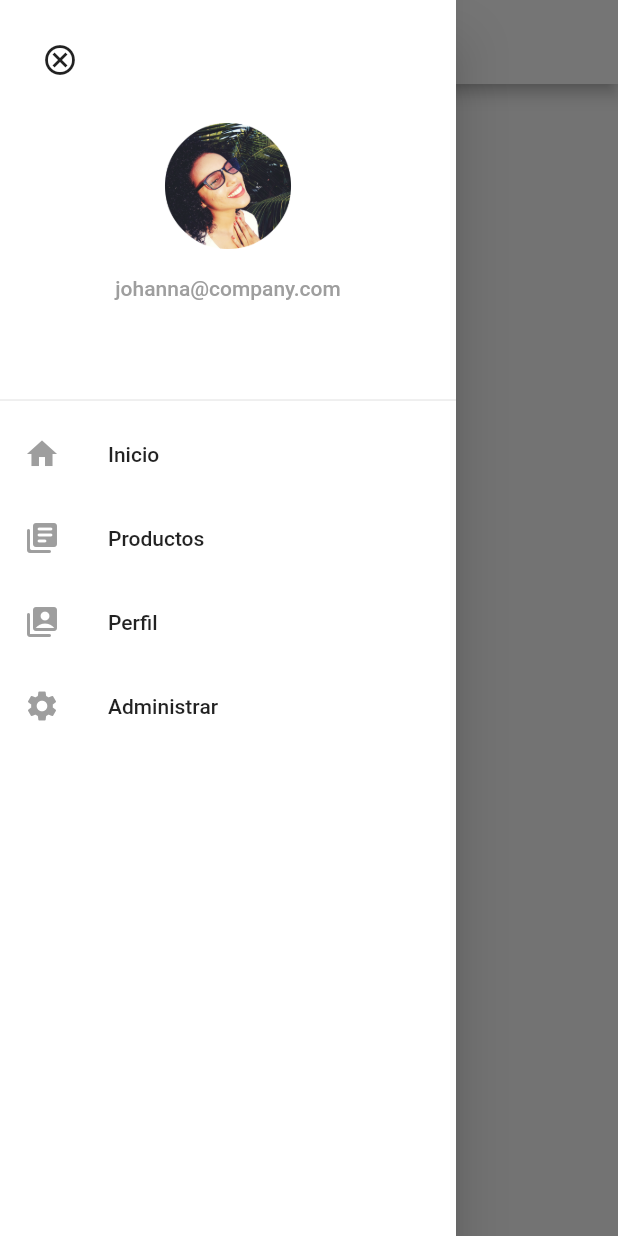
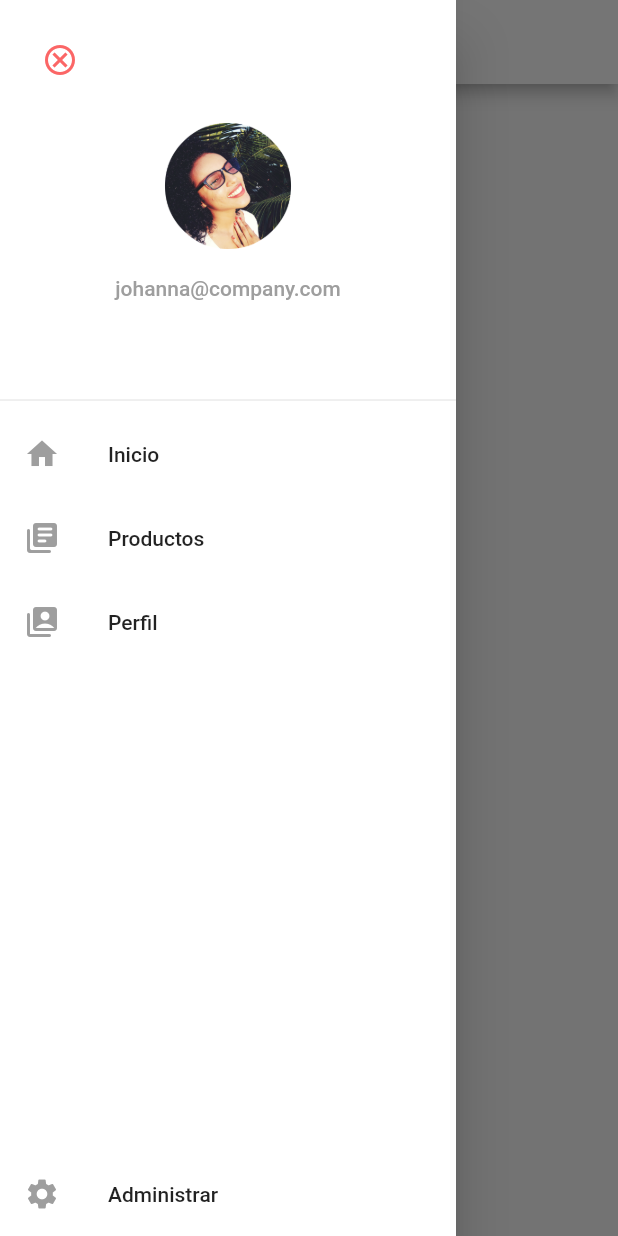
Before and after one commit to gisella0907/Tienda_Ropa, a Flutter app: the screen it shows after launch, with the side drawer open, on a phone screen of 412 x 824 dp. Run offline on Flutter 3.47's test engine with Material 2 defaults, Android fonts, the phone set to English and light mode, and no system bars.

Commit message:
ultimos cambios del drawer

```diff
--- a/lib/Screen_3.dart
+++ b/lib/Screen_3.dart
@@ -9,6 +9,8 @@ class DraweApp extends StatefulWidget {
 }
 
 class _DraweAppState extends State<DraweApp> {
+  var _isSelected = [false, false, false, false];
+
   @override
   Widget build(BuildContext context) {
     final Size screenSize = MediaQuery.of(context).size;
@@ -30,8 +32,11 @@ class _DraweAppState extends State<DraweApp> {
                       children: [
                         Container(
                           child: IconButton(
-                            onPressed: () => {},
-                            icon: const Icon(Icons.cancel_outlined),
+                            onPressed: () => {Navigator.of(context).pop()},
+                            icon: const Icon(
+                              Icons.cancel_outlined,
+                              color: Color.fromRGBO(251, 102, 102, 1),
+                            ),
                           ),
                         ),
                         Container(
@@ -53,43 +58,68 @@ class _DraweAppState extends State<DraweApp> {
                 ),
               ),
               Expanded(
-                child: ListView(
+                  child: Column(
                 children: [
                   ListTile(
-                      leading: const Icon(
+                    leading: Icon(
                       Icons.home,
-                        color: Colors.grey,
+                      color: _isSelected[0]
+                          ? Color.fromRGBO(251, 102, 102, 1)
+                          : Colors.grey,
                     ),
                     title: const Text('Inicio'),
-                      onTap: () {},
+                    // tileColor: Colors.amber,
+                    tileColor:
+                        _isSelected[0] ? Color.fromARGB(26, 244, 4, 4) : null,
+                    onTap: () {
+                      setState(() => _isSelected[0] = !_isSelected[0]);
+                    },
                   ),
                   ListTile(
-                      leading: const Icon(
+                    leading: Icon(
                       Icons.library_books_rounded,
-                        color: Colors.grey,
+                      color: _isSelected[1]
+                          ? Color.fromRGBO(251, 102, 102, 1)
+                          : Colors.grey,
                     ),
                     title: const Text('Productos'),
-                      onTap: () {},
+                    tileColor:
+                        _isSelected[1] ? Color.fromARGB(26, 244, 4, 4) : null,
+                    onTap: () {
+                      setState(() => _isSelected[1] = !_isSelected[1]);
+                    },
                   ),
                   ListTile(
                     title: const Text('Perfil'),
-                      leading: const Icon(
+                    leading: Icon(
                       Icons.switch_account_rounded,
-                        color: Colors.grey,
+                      color: _isSelected[2]
+                          ? Color.fromRGBO(251, 102, 102, 1)
+                          : Colors.grey,
                     ),
-                      onTap: () {},
+                    onTap: () {
+                      setState(() => _isSelected[2] = !_isSelected[2]);
+                    },
+                    tileColor:
+                        _isSelected[2] ? Color.fromARGB(26, 244, 4, 4) : null,
                   ),
+                  Spacer(),
                   ListTile(
-                      leading: const Icon(
+                    leading: Icon(
                       Icons.settings,
-                        color: Colors.grey,
+                      color: _isSelected[3]
+                          ? Color.fromRGBO(251, 102, 102, 1)
+                          : Colors.grey,
                     ),
                     title: const Text('Administrar'),
-                      onTap: () {},
+                    onTap: () {
+                      setState(() => _isSelected[3] = !_isSelected[3]);
+                    },
+                    tileColor:
+                        _isSelected[3] ? Color.fromARGB(26, 244, 4, 4) : null,
                   ),
                 ],
-                ),
-              ),
+              )),
             ],
           ),
         ));
```
Lines whose indentation alone changed are shown as unchanged.
